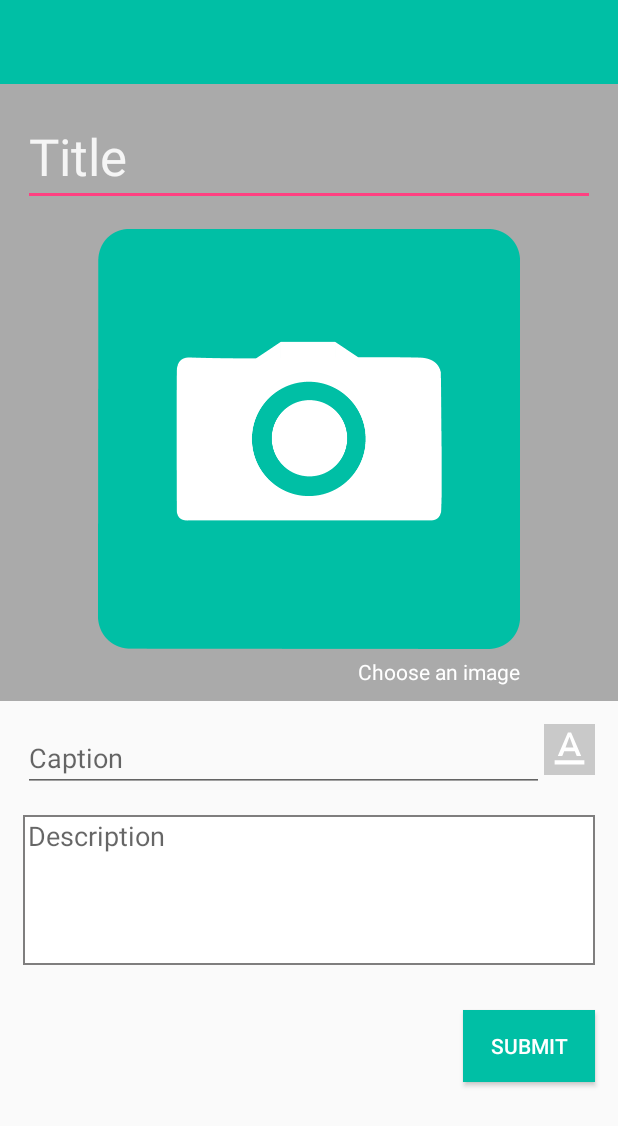
After one commit to ChandlerAHayes/Lens-to-Fork, an Android app: the layout activity_new_entry.xml on its own in the app's theme, with its tools: preview values and no code run, on a phone screen of 412 x 824 dp. The commit adds this screen. Shown: the top 1126 px of the screen. Run offline under Robolectric (Android 15) with nearby library versions, the phone set to English and light mode, and no system bars.

Commit message:
Converted NewEntryFragment into an activity

```diff
--- a/App/app/src/main/AndroidManifest.xml
+++ b/App/app/src/main/AndroidManifest.xml
@@ -17,6 +17,7 @@
             </intent-filter>
         </activity>
         <activity android:name=".Diary.EntryActivity" />
+        <activity android:name=".Diary.NewEntryActivity" />
 
         <!-- File Provider-->
         <provider
--- a/App/app/src/main/java/picture/diary/lenstofork/Diary/DiaryFragment.java
+++ b/App/app/src/main/java/picture/diary/lenstofork/Diary/DiaryFragment.java
@@ -183,13 +183,13 @@ public class DiaryFragment extends Fragment {
         titles[index].setText("");
         captions[index].setText("");
 
-        // go to NewEntryFragment, to create a new Entry
+        // go to NewEntryActivity, to create a new Entry
         containers[index].setOnClickListener(new View.OnClickListener() {
             @Override
             public void onClick(View v) {
                 // go to add new entry page
-                Intent intent = EntryActivity.newInstance(NewEntryFragment.TAG,
-                        entryHandler.getStringDate(), getActivity());
+                Intent intent = NewEntryActivity.newInstance(getActivity(),
+                        entryHandler.getStringDate());
                 startActivity(intent);
             }
         });
--- /dev/null
+++ b/App/app/src/main/res/layout/activity_new_entry.xml
@@ -0,0 +1,131 @@
+<?xml version="1.0" encoding="utf-8"?>
+<RelativeLayout
+    xmlns:android="http://schemas.android.com/apk/res/android"
+    xmlns:app="http://schemas.android.com/apk/res-auto"
+    android:layout_width="match_parent"
+    android:layout_height="match_parent">
+
+    <android.support.v7.widget.Toolbar
+        android:id="@+id/toolbar"
+        android:layout_width="match_parent"
+        android:layout_height="?android:attr/actionBarSize"
+        android:background="@color/colorPrimary"
+        android:theme="@style/ThemeOverlay.AppCompat.ActionBar"
+        app:titleTextColor="@android:color/white" />
+
+    <ScrollView
+        android:layout_width="match_parent"
+        android:layout_height="match_parent"
+        android:layout_below="@+id/toolbar"
+        android:fillViewport="true">
+
+        <RelativeLayout
+
+            android:layout_width="match_parent"
+            android:layout_height="match_parent">
+
+            <RelativeLayout
+                android:id="@+id/layout"
+                android:layout_width="match_parent"
+                android:layout_height="wrap_content">
+
+
+                <RelativeLayout
+                    android:id="@+id/colored_layout"
+                    android:layout_width="match_parent"
+                    android:layout_height="wrap_content"
+                    android:background="@android:color/darker_gray"
+                    android:paddingBottom="10dp"
+                    android:paddingLeft="15dp"
+                    android:paddingRight="15dp"
+                    android:paddingTop="15dp">
+
+                    <EditText
+                        android:id="@+id/txt_entry_title"
+                        android:layout_width="match_parent"
+                        android:layout_height="wrap_content"
+                        android:hint="Title"
+                        android:singleLine="true"
+                        android:textAppearance="@style/TextAppearance.AppCompat.Display1"
+                        android:textColorHint="@color/dividerColor" />
+
+                    <ImageView
+                        android:id="@+id/img_entry"
+                        android:layout_width="wrap_content"
+                        android:layout_height="wrap_content"
+                        android:layout_below="@+id/txt_entry_title"
+                        android:layout_centerHorizontal="true"
+                        android:layout_marginTop="15dp"
+                        app:srcCompat="@drawable/camera_teal" />
+
+                    <TextView
+                        android:id="@+id/txt_image_prompt"
+                        android:layout_width="wrap_content"
+                        android:layout_height="wrap_content"
+                        android:layout_alignRight="@+id/img_entry"
+                        android:layout_below="@+id/img_entry"
+                        android:layout_marginTop="5dp"
+                        android:text="Choose an image"
+                        android:textColor="@android:color/white" />
+
+                </RelativeLayout>
+
+                <EditText
+                    android:id="@+id/txt_entry_caption"
+                    android:layout_width="match_parent"
+                    android:layout_height="wrap_content"
+                    android:layout_below="@+id/colored_layout"
+                    android:layout_marginLeft="15dp"
+                    android:layout_marginTop="15dp"
+                    android:layout_toLeftOf="@+id/img_caption_color"
+                    android:hint="Caption"
+                    android:singleLine="true"
+                    android:textSize="18sp" />
+
+                <ImageView
+                    android:id="@+id/img_caption_color"
+                    android:layout_width="wrap_content"
+                    android:layout_height="wrap_content"
+                    android:layout_alignParentRight="true"
+                    android:layout_below="@+id/colored_layout"
+                    android:layout_marginRight="15dp"
+                    android:layout_marginTop="15dp"
+                    android:background="#c9c9c9"
+                    app:srcCompat="@drawable/colored_caption_white" />
+
+                <EditText
+                    android:id="@+id/txt_entry_description"
+                    android:layout_width="match_parent"
+                    android:layout_height="wrap_content"
+                    android:layout_below="@+id/txt_entry_caption"
+                    android:layout_marginLeft="15dp"
+                    android:layout_marginRight="15dp"
+                    android:layout_marginTop="15dp"
+                    android:background="@drawable/text_view_border"
+                    android:ems="10"
+                    android:gravity="top"
+                    android:hint="Description"
+                    android:inputType="textPersonName"
+                    android:lines="5"
+                    android:minHeight="100dp"
+                    android:paddingBottom="1dp"
+                    android:paddingLeft="3dp"
+                    android:paddingRight="1dp"
+                    android:paddingTop="1dp" />
+            </RelativeLayout>
+
+            <Button
+                android:id="@+id/bttn_submit"
+                style="@style/ColoredButton"
+                android:layout_width="wrap_content"
+                android:layout_height="wrap_content"
+                android:layout_alignParentRight="true"
+                android:layout_below="@+id/layout"
+                android:layout_marginBottom="15dp"
+                android:layout_marginRight="15dp"
+                android:layout_marginTop="30dp"
+                android:text="Submit" />
+        </RelativeLayout>
+    </ScrollView>
+
+</RelativeLayout>
```
Also changed, not shown: App/app/src/main/java/picture/diary/lenstofork/Diary/EntryActivity.java (+4 -10 lines), App/app/src/main/java/picture/diary/lenstofork/Diary/NewEntryActivity.java (renamed from App/app/src/main/java/picture/diary/lenstofork/Diary/NewEntryFragment.java, +39 -52 lines), App/app/src/main/java/picture/diary/lenstofork/Utils/ImageHandler.java (+29 -1 lines), App/app/src/main/res/layout/fragment_new_entry.xml (deleted, +0 -115 lines).
